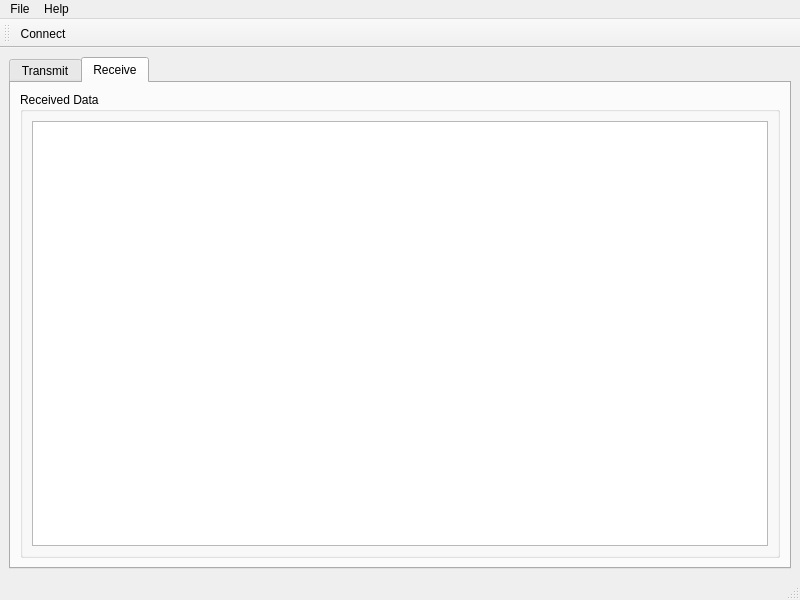
Qt form gnsswindow.ui (Semyon1968/GNSS-receiver-imitator) before a commit.
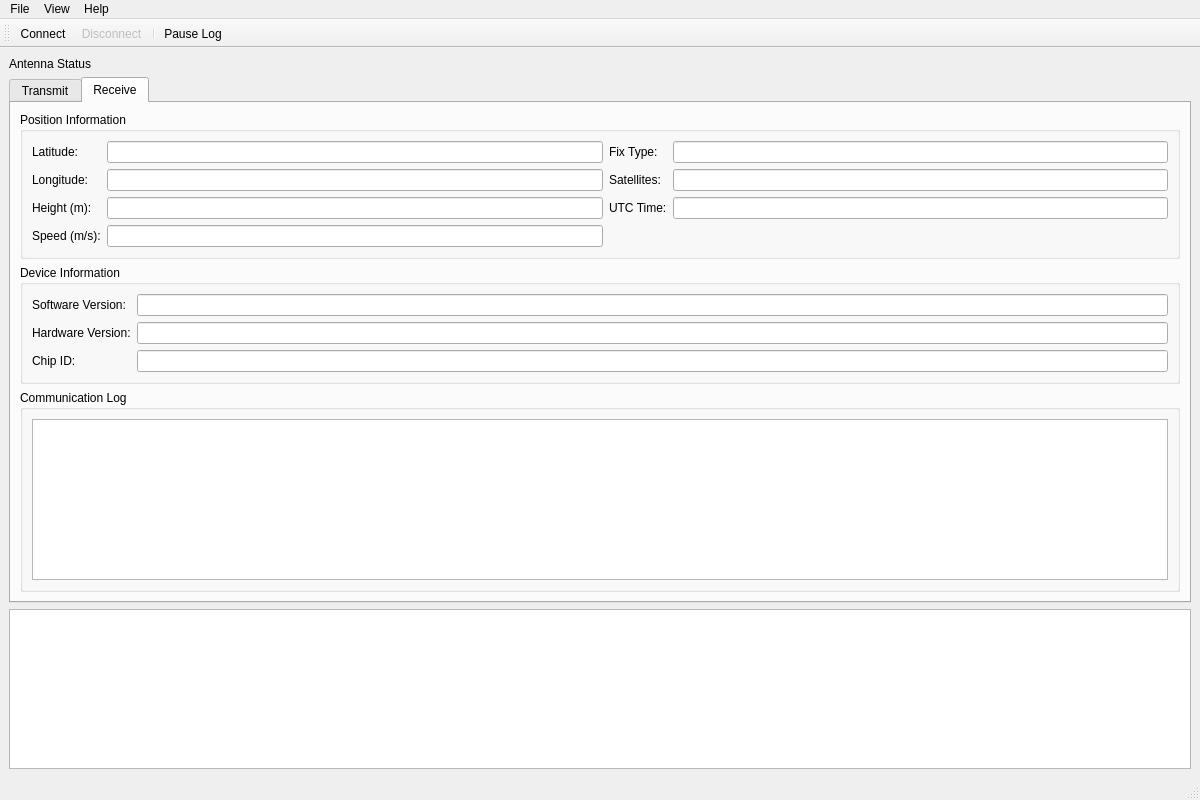
The same form after that commit. The open tabs and pages were chosen to show the change.

Patch:
```diff
--- a/gnsswindow.ui
+++ b/gnsswindow.ui
@@ -6,8 +6,8 @@
    <rect>
     <x>0</x>
     <y>0</y>
-    <width>800</width>
-    <height>600</height>
+    <width>1200</width>
+    <height>800</height>
    </rect>
   </property>
   <property name="windowTitle">
@@ -15,6 +15,20 @@
   </property>
   <widget class="QWidget" name="centralwidget">
    <layout class="QVBoxLayout" name="verticalLayout">
+    <item>
+     <layout class="QHBoxLayout" name="antennaLayout">
+      <item>
+       <widget class="QLabel" name="lbAntennaStatus">
+        <property name="text">
+         <string>Antenna Status</string>
+        </property>
+       </widget>
+      </item>
+     </layout>
+    </item>
+    <item>
+     <layout class="QHBoxLayout" name="plotLayout"/>
+    </item>
     <item>
      <widget class="QTabWidget" name="tabWidget">
       <property name="currentIndex">
@@ -183,10 +197,168 @@
         <string>Receive</string>
        </attribute>
        <layout class="QVBoxLayout" name="verticalLayout_3">
+        <item>
+         <widget class="QGroupBox" name="gbPositionInfo">
+          <property name="title">
+           <string>Position Information</string>
+          </property>
+          <layout class="QGridLayout" name="gridLayout">
+           <item row="0" column="0">
+            <widget class="QLabel" name="labelLat">
+             <property name="text">
+              <string>Latitude:</string>
+             </property>
+            </widget>
+           </item>
+           <item row="0" column="1">
+            <widget class="QLineEdit" name="leLatitude">
+             <property name="readOnly">
+              <bool>true</bool>
+             </property>
+            </widget>
+           </item>
+           <item row="1" column="0">
+            <widget class="QLabel" name="labelLon">
+             <property name="text">
+              <string>Longitude:</string>
+             </property>
+            </widget>
+           </item>
+           <item row="1" column="1">
+            <widget class="QLineEdit" name="leLongitude">
+             <property name="readOnly">
+              <bool>true</bool>
+             </property>
+            </widget>
+           </item>
+           <item row="2" column="0">
+            <widget class="QLabel" name="labelHeight">
+             <property name="text">
+              <string>Height (m):</string>
+             </property>
+            </widget>
+           </item>
+           <item row="2" column="1">
+            <widget class="QLineEdit" name="leHeight">
+             <property name="readOnly">
+              <bool>true</bool>
+             </property>
+            </widget>
+           </item>
+           <item row="3" column="0">
+            <widget class="QLabel" name="labelSpeed">
+             <property name="text">
+              <string>Speed (m/s):</string>
+             </property>
+            </widget>
+           </item>
+           <item row="3" column="1">
+            <widget class="QLineEdit" name="leSpeed">
+             <property name="readOnly">
+              <bool>true</bool>
+             </property>
+            </widget>
+           </item>
+           <item row="0" column="2">
+            <widget class="QLabel" name="labelFixType">
+             <property name="text">
+              <string>Fix Type:</string>
+             </property>
+            </widget>
+           </item>
+           <item row="0" column="3">
+            <widget class="QLineEdit" name="leFixType">
+             <property name="readOnly">
+              <bool>true</bool>
+             </property>
+            </widget>
+           </item>
+           <item row="1" column="2">
+            <widget class="QLabel" name="labelSats">
+             <property name="text">
+              <string>Satellites:</string>
+             </property>
+            </widget>
+           </item>
+           <item row="1" column="3">
+            <widget class="QLineEdit" name="leSats">
+             <property name="readOnly">
+              <bool>true</bool>
+             </property>
+            </widget>
+           </item>
+           <item row="2" column="2">
+            <widget class="QLabel" name="labelTime">
+             <property name="text">
+              <string>UTC Time:</string>
+             </property>
+            </widget>
+           </item>
+           <item row="2" column="3">
+            <widget class="QLineEdit" name="leTime">
+             <property name="readOnly">
+              <bool>true</bool>
+             </property>
+            </widget>
+           </item>
+          </layout>
+         </widget>
+        </item>
+        <item>
+         <widget class="QGroupBox" name="gbDeviceInfo">
+          <property name="title">
+           <string>Device Information</string>
+          </property>
+          <layout class="QFormLayout" name="formLayout_2">
+           <item row="0" column="0">
+            <widget class="QLabel" name="labelSwVer">
+             <property name="text">
+              <string>Software Version:</string>
+             </property>
+            </widget>
+           </item>
+           <item row="0" column="1">
+            <widget class="QLineEdit" name="leSwVer">
+             <property name="readOnly">
+              <bool>true</bool>
+             </property>
+            </widget>
+           </item>
+           <item row="1" column="0">
+            <widget class="QLabel" name="labelHwVer">
+             <property name="text">
+              <string>Hardware Version:</string>
+             </property>
+            </widget>
+           </item>
+           <item row="1" column="1">
+            <widget class="QLineEdit" name="leHwVer">
+             <property name="readOnly">
+              <bool>true</bool>
+             </property>
+            </widget>
+           </item>
+           <item row="2" column="0">
+            <widget class="QLabel" name="labelChipId">
+             <property name="text">
+              <string>Chip ID:</string>
+             </property>
+            </widget>
+           </item>
+           <item row="2" column="1">
+            <widget class="QLineEdit" name="leChipId">
+             <property name="readOnly">
+              <bool>true</bool>
+             </property>
+            </widget>
+           </item>
+          </layout>
+         </widget>
+        </item>
         <item>
          <widget class="QGroupBox" name="groupBox_3">
           <property name="title">
-           <string>Received Data</string>
+           <string>Communication Log</string>
           </property>
           <layout class="QVBoxLayout" name="verticalLayout_4">
            <item>
@@ -200,6 +372,12 @@
                <pointsize>10</pointsize>
               </font>
              </property>
+             <property name="lineWrapMode">
+              <enum>QTextEdit::NoWrap</enum>
+             </property>
+             <property name="readOnly">
+              <bool>true</bool>
+             </property>
             </widget>
            </item>
           </layout>
@@ -209,6 +387,16 @@
       </widget>
      </widget>
     </item>
+    <item>
+     <widget class="QTableView" name="tvSatellites">
+      <property name="selectionMode">
+       <enum>QAbstractItemView::SingleSelection</enum>
+      </property>
+      <property name="selectionBehavior">
+       <enum>QAbstractItemView::SelectRows</enum>
+      </property>
+     </widget>
+    </item>
    </layout>
   </widget>
   <widget class="QStatusBar" name="statusbar"/>
@@ -217,7 +405,7 @@
     <rect>
      <x>0</x>
      <y>0</y>
-     <width>800</width>
+     <width>1200</width>
      <height>23</height>
     </rect>
    </property>
@@ -227,6 +415,13 @@
     </property>
     <addaction name="actionExit"/>
    </widget>
+   <widget class="QMenu" name="menuView">
+    <property name="title">
+     <string>View</string>
+    </property>
+    <addaction name="actionHexView"/>
+    <addaction name="actionDecodeView"/>
+   </widget>
    <widget class="QMenu" name="menuHelp">
     <property name="title">
      <string>Help</string>
@@ -234,6 +429,7 @@
     <addaction name="actionAbout"/>
    </widget>
    <addaction name="menuFile"/>
+   <addaction name="menuView"/>
    <addaction name="menuHelp"/>
   </widget>
   <widget class="QToolBar" name="toolBar">
@@ -244,6 +440,9 @@
     <bool>false</bool>
    </attribute>
    <addaction name="actionConnect"/>
+   <addaction name="actionDisconnect"/>
+   <addaction name="separator"/>
+   <addaction name="actionPauseLog"/>
   </widget>
   <action name="actionExit">
    <property name="text">
@@ -260,7 +459,64 @@
     <string>Connect</string>
    </property>
    <property name="toolTip">
-    <string>Connect to server</string>
+    <string>Connect to receiver</string>
+   </property>
+  </action>
+  <action name="actionDisconnect">
+   <property name="enabled">
+    <bool>false</bool>
+   </property>
+   <property name="text">
+    <string>Disconnect</string>
+   </property>
+   <property name="toolTip">
+    <string>Disconnect from receiver</string>
+   </property>
+  </action>
+  <action name="actionSaveLog">
+   <property name="text">
+    <string>Save Log</string>
+   </property>
+   <property name="toolTip">
+    <string>Save communication log to file</string>
+   </property>
+  </action>
+  <action name="actionClearLog">
+   <property name="text">
+    <string>Clear Log</string>
+   </property>
+   <property name="toolTip">
+    <string>Clear communication log</string>
+   </property>
+  </action>
+  <action name="actionPauseLog">
+   <property name="checkable">
+    <bool>true</bool>
+   </property>
+   <property name="text">
+    <string>Pause Log</string>
+   </property>
+   <property name="toolTip">
+    <string>Pause log scrolling</string>
+   </property>
+  </action>
+  <action name="actionHexView">
+   <property name="checkable">
+    <bool>true</bool>
+   </property>
+   <property name="checked">
+    <bool>true</bool>
+   </property>
+   <property name="text">
+    <string>Hex View</string>
+   </property>
+  </action>
+  <action name="actionDecodeView">
+   <property name="checkable">
+    <bool>true</bool>
+   </property>
+   <property name="text">
+    <string>Decoded View</string>
    </property>
   </action>
  </widget>
```
Left out of the diff: 34 changed lines with no effect on the pictures.
